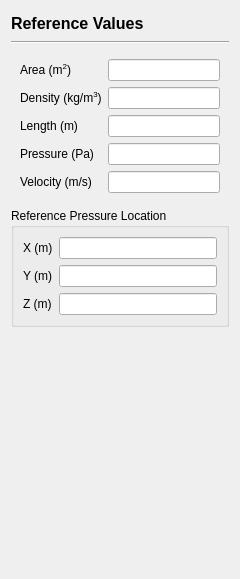
Old version of the form baramFlow/view/setup/reference_values/reference_values_page.ui in the repository nextfoam/baram.
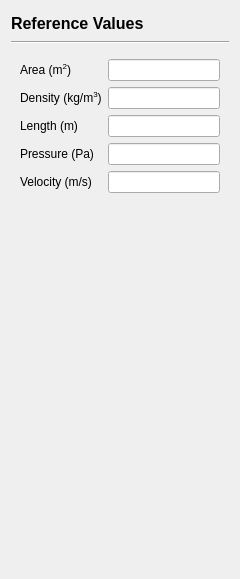
New version of the form.

Commit message: Issue #249 Reference Pressure Location 설정 항목 Reference Value 페이지에서 General 페이지로 이동

The edit to the form file:
```diff
--- a/baramFlow/view/setup/reference_values/reference_values_page.ui
+++ b/baramFlow/view/setup/reference_values/reference_values_page.ui
@@ -131,66 +131,6 @@
      </layout>
     </widget>
    </item>
-   <item>
-    <widget class="QGroupBox" name="groupBox_2">
-     <property name="title">
-      <string>Reference Pressure Location</string>
-     </property>
-     <layout class="QFormLayout" name="formLayout_4">
-      <item row="0" column="0">
-       <widget class="QLabel" name="label_11">
-        <property name="text">
-         <string>X (m)</string>
-        </property>
-       </widget>
-      </item>
-      <item row="0" column="1">
-       <widget class="QLineEdit" name="pressureLocationX">
-        <property name="enabled">
-         <bool>true</bool>
-        </property>
-        <property name="text">
-         <string/>
-        </property>
-       </widget>
-      </item>
-      <item row="1" column="0">
-       <widget class="QLabel" name="label_12">
-        <property name="text">
-         <string>Y (m)</string>
-        </property>
-       </widget>
-      </item>
-      <item row="1" column="1">
-       <widget class="QLineEdit" name="pressureLocationY">
-        <property name="enabled">
-         <bool>true</bool>
-        </property>
-        <property name="text">
-         <string/>
-        </property>
-       </widget>
-      </item>
-      <item row="2" column="0">
-       <widget class="QLabel" name="label_13">
-        <property name="text">
-         <string>Z (m)</string>
-        </property>
-       </widget>
-      </item>
-      <item row="2" column="1">
-       <widget class="QLineEdit" name="pressureLocationZ">
-        <property name="enabled">
-         <bool>true</bool>
-        </property>
-        <property name="text">
-         <string/>
-        </property>
-       </widget>
-      </item>
-     </layout>
-    </widget>
-   </item>
    <item>
     <spacer name="verticalSpacer">
      <property name="orientation">
```
The commit also changes 3 other files.
